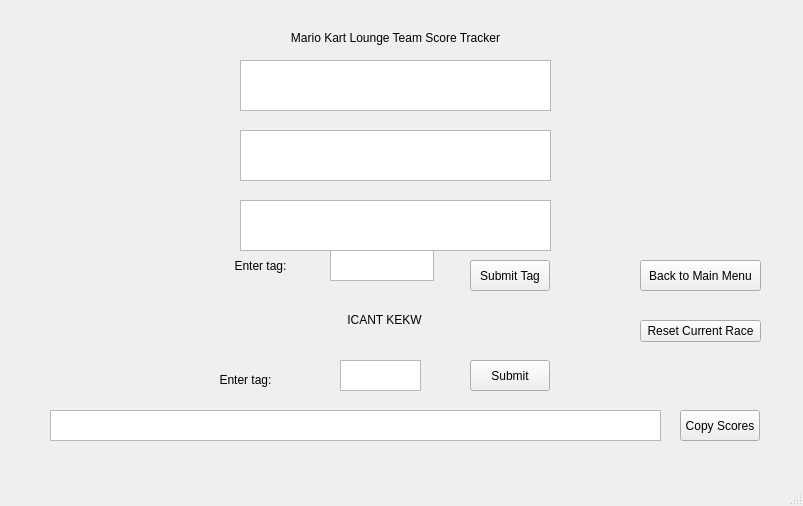
Before: the Qt Designer form scorewindow.ui in BaoPun/MarioKartLoungeScoreTracker, drawn with Qt 5.
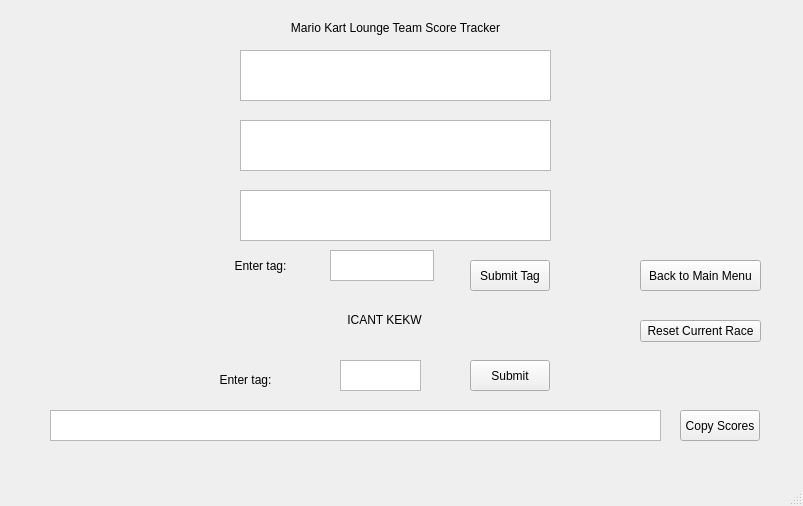
After: the same form once the commit is applied.

Patch:
```diff
--- a/scorewindow.ui
+++ b/scorewindow.ui
@@ -60,7 +60,7 @@
     <property name="geometry">
      <rect>
       <x>240</x>
-      <y>60</y>
+      <y>50</y>
       <width>311</width>
       <height>51</height>
      </rect>
@@ -70,7 +70,7 @@
     <property name="geometry">
      <rect>
       <x>240</x>
-      <y>30</y>
+      <y>20</y>
       <width>311</width>
       <height>16</height>
      </rect>
@@ -157,7 +157,7 @@
     <property name="geometry">
      <rect>
       <x>240</x>
-      <y>130</y>
+      <y>120</y>
       <width>311</width>
       <height>51</height>
      </rect>
@@ -180,7 +180,7 @@
     <property name="geometry">
      <rect>
       <x>240</x>
-      <y>200</y>
+      <y>190</y>
       <width>311</width>
       <height>51</height>
      </rect>
```
